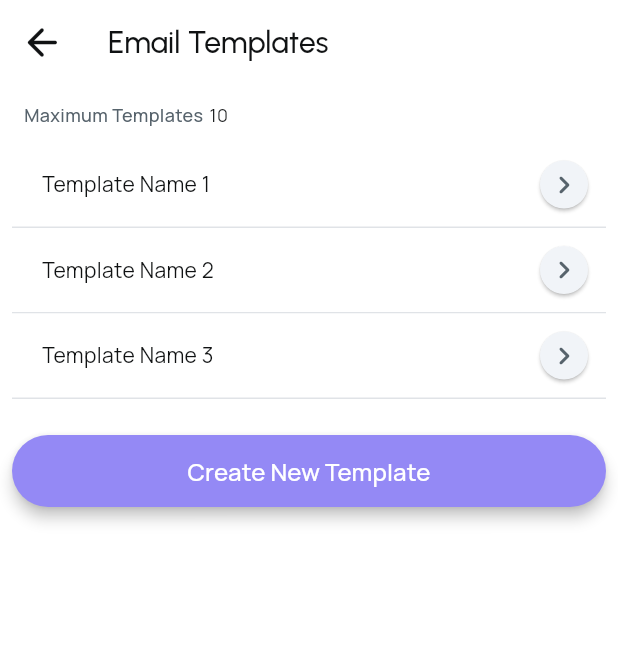
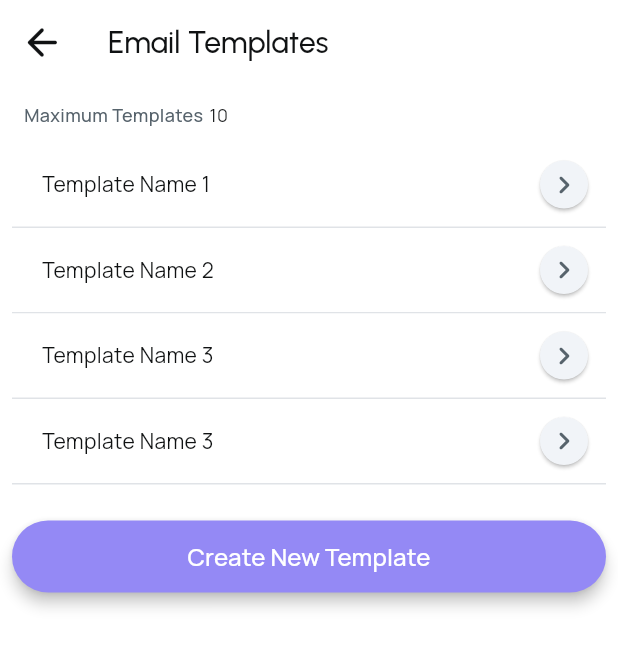
Before and after one commit to FeliX6440/rainconnect, a Flutter app: the EmailTemplatesListWidget screen opened by its route, on a phone screen of 412 x 824 dp. Shown: the top 647 px of the screen. Run offline on Flutter 3.47's test engine with Material 3 defaults, Android fonts, the phone set to English and light mode, and no system bars; drawn by our look-alikes of auto_size_text; our stand-ins replace avatar_glow, cloud_firestore, cloud_functions, cross_file, dio, dropdown_button2 and 23 more; missing offline and left inert: dart_openai, flutter_stripe, json_path, mime_type, record; accounts and stored records are empty.

Commit message:
Updating to latest FlutterFlow output 20.2.12:06

```diff
--- a/lib/profile/email_templates_list/email_templates_list_widget.dart
+++ b/lib/profile/email_templates_list/email_templates_list_widget.dart
@@ -354,6 +354,68 @@ class _EmailTemplatesListWidgetState extends State<EmailTemplatesListWidget>
                         ),
                       ),
                       Padding(
+                        padding:
+                            const EdgeInsetsDirectional.fromSTEB(0.0, 0.0, 0.0, 1.0),
+                        child: Container(
+                          width: 100.0,
+                          decoration: BoxDecoration(
+                            color: FlutterFlowTheme.of(context)
+                                .secondaryBackground,
+                            boxShadow: [
+                              BoxShadow(
+                                blurRadius: 0.0,
+                                color: FlutterFlowTheme.of(context).alternate,
+                                offset: const Offset(0.0, 1.0),
+                              )
+                            ],
+                          ),
+                          child: Padding(
+                            padding: const EdgeInsets.all(8.0),
+                            child: Row(
+                              mainAxisSize: MainAxisSize.max,
+                              children: [
+                                Expanded(
+                                  child: Column(
+                                    mainAxisSize: MainAxisSize.max,
+                                    crossAxisAlignment:
+                                        CrossAxisAlignment.start,
+                                    children: [
+                                      Padding(
+                                        padding: const EdgeInsetsDirectional.fromSTEB(
+                                            12.0, 0.0, 0.0, 0.0),
+                                        child: Text(
+                                          'Template Name 3',
+                                          style: FlutterFlowTheme.of(context)
+                                              .bodyLarge,
+                                        ),
+                                      ),
+                                    ],
+                                  ),
+                                ),
+                                Card(
+                                  clipBehavior: Clip.antiAliasWithSaveLayer,
+                                  color: FlutterFlowTheme.of(context)
+                                      .primaryBackground,
+                                  elevation: 1.0,
+                                  shape: RoundedRectangleBorder(
+                                    borderRadius: BorderRadius.circular(40.0),
+                                  ),
+                                  child: Padding(
+                                    padding: const EdgeInsets.all(4.0),
+                                    child: Icon(
+                                      Icons.keyboard_arrow_right_rounded,
+                                      color: FlutterFlowTheme.of(context)
+                                          .secondaryText,
+                                      size: 24.0,
+                                    ),
+                                  ),
+                                ),
+                              ],
+                            ),
+                          ),
+                        ),
+                      ),
+                      Padding(
                         padding: const EdgeInsetsDirectional.fromSTEB(
                             0.0, 24.0, 0.0, 12.0),
                         child: FFButtonWidget(
```
